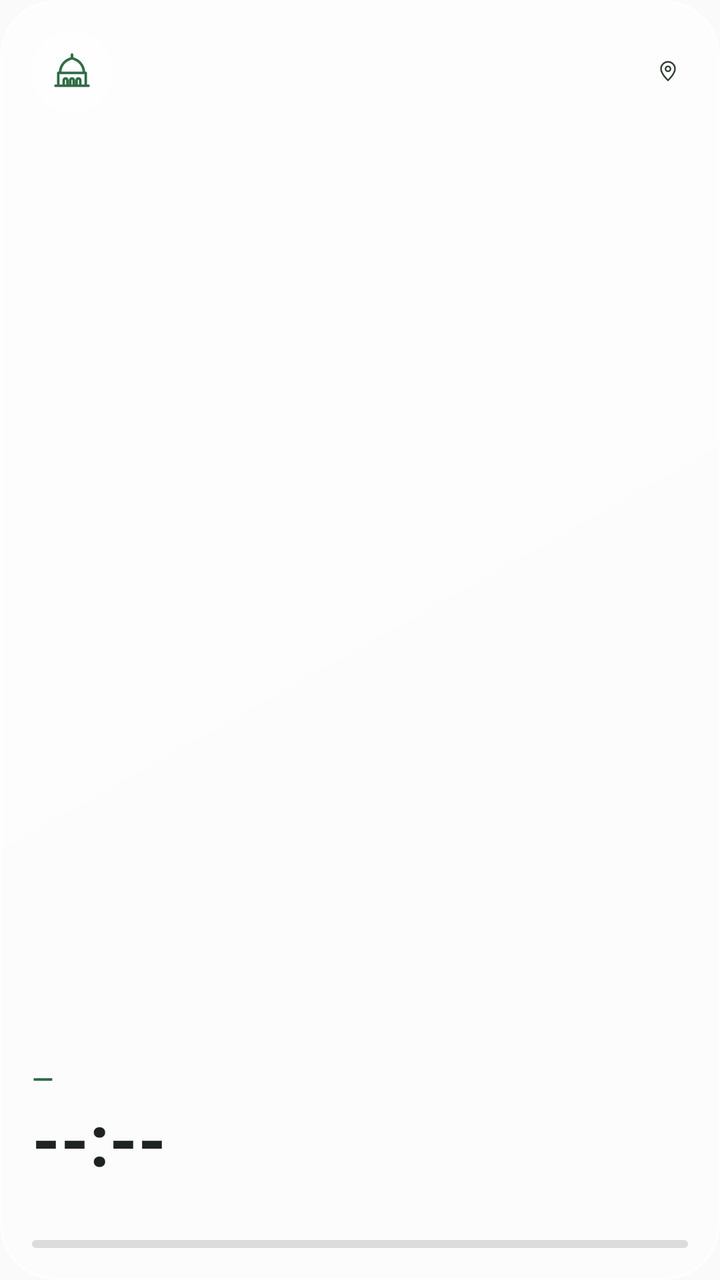
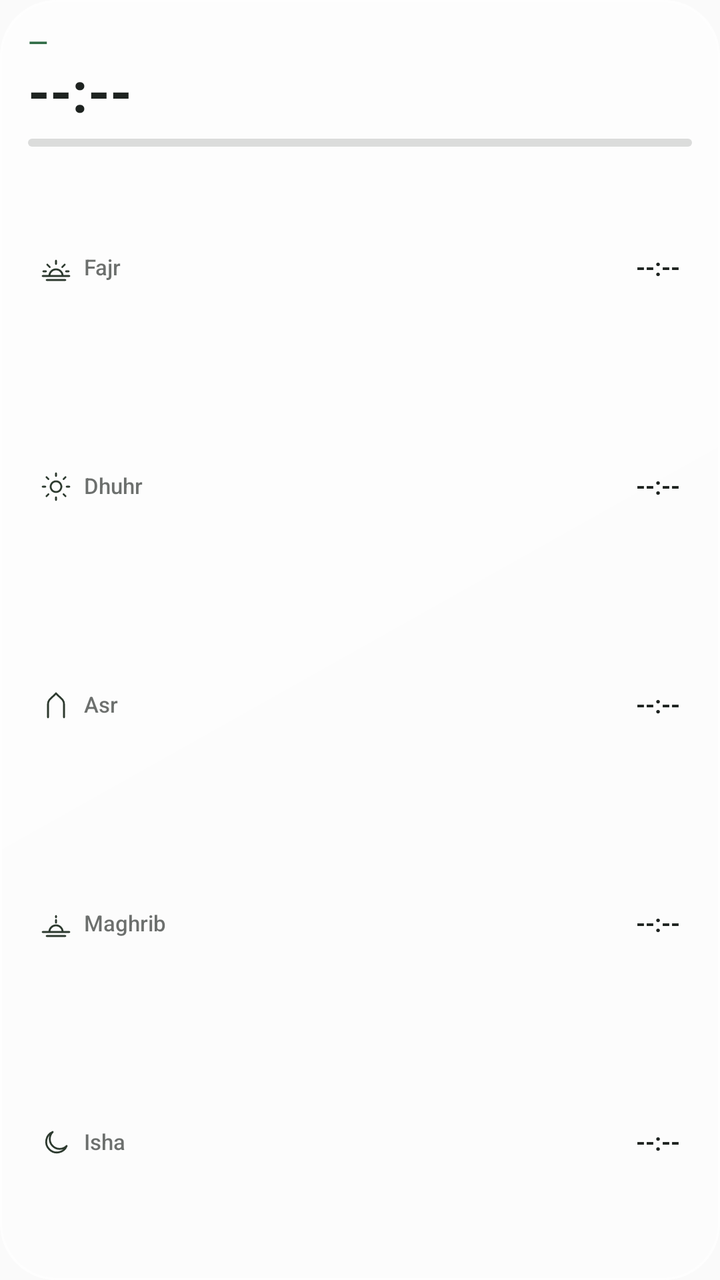

Compare the two renders of this Android layout. The source of the first and the diff that turns it into the second are given below.
<!-- AndroidManifest.xml: application theme AppTheme -->
<!-- res/layout/w_small.xml -->
<?xml version="1.0" encoding="utf-8"?>
<LinearLayout xmlns:android="http://schemas.android.com/apk/res/android" android:id="@+id/root" android:layout_width="match_parent" android:layout_height="match_parent" android:background="@drawable/bg_glass" android:orientation="vertical" android:padding="16dp" >
<LinearLayout android:layout_width="match_parent" android:layout_height="wrap_content" android:orientation="horizontal" android:gravity="center_vertical">
<FrameLayout android:layout_width="40dp" android:layout_height="40dp" android:background="@drawable/badge_glass">
<ImageView android:id="@+id/focus_icon" android:layout_width="22dp" android:layout_height="22dp" android:src="@drawable/ic_mosque" android:tint="@color/w_accent" android:layout_gravity="center" />
</FrameLayout>
<FrameLayout android:layout_width="0dp" android:layout_height="0dp" android:layout_weight="1" />
<LinearLayout android:layout_width="wrap_content" android:layout_height="wrap_content" android:orientation="horizontal" android:gravity="center_vertical">
<ImageView android:layout_width="12dp" android:layout_height="12dp" android:src="@drawable/ic_pin" android:tint="@color/w_muted" />
<TextView android:id="@+id/location" android:layout_width="wrap_content" android:layout_height="wrap_content" android:textSize="11sp" android:textColor="@color/w_muted" android:maxLines="1" android:ellipsize="end" android:includeFontPadding="false" android:shadowColor="@color/w_shadow" android:shadowDy="1" android:shadowRadius="3" android:layout_marginStart="4dp" />
</LinearLayout>
</LinearLayout>
<FrameLayout android:layout_width="0dp" android:layout_height="0dp" android:layout_weight="1" />
<TextView android:id="@+id/focus_name" android:layout_width="wrap_content" android:layout_height="wrap_content" android:textSize="14sp" android:textColor="@color/w_accent" android:maxLines="1" android:ellipsize="end" android:includeFontPadding="false" android:shadowColor="@color/w_shadow" android:shadowDy="1" android:shadowRadius="3" android:fontFamily="sans-serif-medium" android:text="—" />
<TextView android:id="@+id/focus_time" android:layout_width="wrap_content" android:layout_height="wrap_content" android:textSize="36sp" android:textColor="@color/w_text" android:maxLines="1" android:ellipsize="end" android:includeFontPadding="false" android:shadowColor="@color/w_shadow" android:shadowDy="1" android:shadowRadius="3" android:textStyle="bold" android:text="--:--" android:layout_marginTop="2dp" />
<TextView android:id="@+id/focus_in" android:layout_width="wrap_content" android:layout_height="wrap_content" android:textSize="12sp" android:textColor="@color/w_muted" android:maxLines="1" android:ellipsize="end" android:includeFontPadding="false" android:shadowColor="@color/w_shadow" android:shadowDy="1" android:shadowRadius="3" android:layout_marginTop="4dp" />
<ProgressBar android:id="@+id/progress" style="@android:style/Widget.ProgressBar.Horizontal" android:layout_width="match_parent" android:layout_height="4dp" android:layout_marginTop="10dp" android:max="1000" android:progressDrawable="@drawable/progress_glass" />
</LinearLayout>
<!-- resources referenced by this layout -->
<resources>
  <color name="w_accent">#2F6B45</color>
  <color name="w_muted">#A61E2320</color>
  <color name="w_shadow">#00000000</color>
  <color name="w_text">#1E2320</color>
  <!-- drawable badge_glass (drawable) -->
  <shape xmlns:android="http://schemas.android.com/apk/res/android" android:shape="oval">
      <solid android:color="@color/w_active_bg" />
      <stroke android:width="1dp" android:color="@color/w_active_stroke" />
  </shape>
  <!-- drawable ic_mosque (drawable) -->
  <vector xmlns:android="http://schemas.android.com/apk/res/android"
      android:width="24dp" android:height="24dp"
      android:viewportWidth="24" android:viewportHeight="24">
      <path android:pathData="M12,2.5V4.5M12,4.5C8,5.5 5.5,8.5 5.5,12.5H18.5C18.5,8.5 16,5.5 12,4.5ZM3,19.5H21M4.5,19.5V12.5H19.5V19.5M7.5,19.5V16.5A1,1 0 0,1 9.5,16.5V19.5M11,19.5V16.5A1,1 0 0,1 13,16.5V19.5M14.5,19.5V16.5A1,1 0 0,1 16.5,16.5V19.5"
          android:strokeColor="@color/green" android:strokeWidth="1.4"
          android:strokeLineCap="round" android:strokeLineJoin="round"
          android:fillColor="@android:color/transparent" />
  </vector>
  <!-- drawable ic_pin (drawable) -->
  <vector xmlns:android="http://schemas.android.com/apk/res/android"
      android:width="24dp" android:height="24dp" android:viewportWidth="24" android:viewportHeight="24">
      <path android:pathData="M12,21C12,21 5,14.5 5,9.5A7,7 0 0,1 19,9.5C19,14.5 12,21 12,21ZM12,7A2.5,2.5 0 1,0 12.01,7Z"
          android:strokeColor="@color/green" android:strokeWidth="1.6"
          android:strokeLineCap="round" android:strokeLineJoin="round"
          android:fillColor="@android:color/transparent" />
  </vector>
  <style name="AppTheme" parent="@android:style/Theme.Material.Light.NoActionBar">
          <item name="android:windowLightStatusBar">true</item>
          <item name="android:windowLightNavigationBar">true</item>
      </style>
  <color name="w_active_bg">#73FFFFFF</color>
  <color name="w_active_stroke">#CCFFFFFF</color>
  <color name="w_base">#8CFFFFFF</color>
  <color name="w_sheen_start">#73FFFFFF</color>
  <color name="w_sheen_end">#0DFFFFFF</color>
  <color name="w_stroke">#B3FFFFFF</color>
  <color name="green">#4F6F52</color>
  <color name="w_track">#261E2320</color>
  <!-- unchanged entries left out for length: 2 -->
</resources>

<!-- the commit's change to res/layout/w_small.xml (unified diff, before → after) -->
@@ -1,18 +1,36 @@
 <?xml version="1.0" encoding="utf-8"?>
-<LinearLayout xmlns:android="http://schemas.android.com/apk/res/android" android:id="@+id/root" android:layout_width="match_parent" android:layout_height="match_parent" android:background="@drawable/bg_glass" android:orientation="vertical" android:padding="16dp" >
+<LinearLayout xmlns:android="http://schemas.android.com/apk/res/android" android:id="@+id/root" android:layout_width="match_parent" android:layout_height="match_parent" android:background="@drawable/bg_glass" android:orientation="vertical" android:padding="14dp" >
 <LinearLayout android:layout_width="match_parent" android:layout_height="wrap_content" android:orientation="horizontal" android:gravity="center_vertical">
-<FrameLayout android:layout_width="40dp" android:layout_height="40dp" android:background="@drawable/badge_glass">
-<ImageView android:id="@+id/focus_icon" android:layout_width="22dp" android:layout_height="22dp" android:src="@drawable/ic_mosque" android:tint="@color/w_accent" android:layout_gravity="center" />
-</FrameLayout>
-<FrameLayout android:layout_width="0dp" android:layout_height="0dp" android:layout_weight="1" />
-<LinearLayout android:layout_width="wrap_content" android:layout_height="wrap_content" android:orientation="horizontal" android:gravity="center_vertical">
-<ImageView android:layout_width="12dp" android:layout_height="12dp" android:src="@drawable/ic_pin" android:tint="@color/w_muted" />
-<TextView android:id="@+id/location" android:layout_width="wrap_content" android:layout_height="wrap_content" android:textSize="11sp" android:textColor="@color/w_muted" android:maxLines="1" android:ellipsize="end" android:includeFontPadding="false" android:shadowColor="@color/w_shadow" android:shadowDy="1" android:shadowRadius="3" android:layout_marginStart="4dp" />
+<TextView android:id="@+id/focus_name" android:layout_height="wrap_content" android:textSize="13sp" android:textColor="@color/w_accent" android:maxLines="1" android:ellipsize="end" android:includeFontPadding="false" android:shadowColor="@color/w_shadow" android:shadowDy="1" android:shadowRadius="3" android:fontFamily="sans-serif-medium" android:text="—" android:layout_width="0dp" android:layout_weight="1" />
+<TextView android:id="@+id/focus_in" android:layout_width="wrap_content" android:layout_height="wrap_content" android:textSize="11sp" android:textColor="@color/w_muted" android:maxLines="1" android:ellipsize="end" android:includeFontPadding="false" android:shadowColor="@color/w_shadow" android:shadowDy="1" android:shadowRadius="3" />
+</LinearLayout>
+<TextView android:id="@+id/focus_time" android:layout_width="wrap_content" android:layout_height="wrap_content" android:textSize="28sp" android:textColor="@color/w_text" android:maxLines="1" android:ellipsize="end" android:includeFontPadding="false" android:shadowColor="@color/w_shadow" android:shadowDy="1" android:shadowRadius="3" android:textStyle="bold" android:text="--:--" android:layout_marginTop="1dp" />
+<ProgressBar android:id="@+id/progress" style="@android:style/Widget.ProgressBar.Horizontal" android:layout_width="match_parent" android:layout_height="4dp" android:layout_marginTop="6dp" android:max="1000" android:progressDrawable="@drawable/progress_glass" />
+<LinearLayout android:layout_width="match_parent" android:layout_height="0dp" android:orientation="vertical" android:layout_weight="1" android:layout_marginTop="6dp">
+<LinearLayout android:layout_width="match_parent" android:layout_height="0dp" android:orientation="horizontal" android:id="@+id/cell_subuh" android:layout_weight="1" android:gravity="center_vertical" android:paddingHorizontal="6dp" android:background="@drawable/cell_idle">
+<ImageView android:layout_width="16dp" android:layout_height="16dp" android:src="@drawable/ic_subuh" android:tint="@color/w_icon" />
+<TextView android:id="@+id/name_subuh" android:layout_height="wrap_content" android:textSize="11sp" android:textColor="@color/w_muted" android:maxLines="1" android:ellipsize="end" android:includeFontPadding="false" android:shadowColor="@color/w_shadow" android:shadowDy="1" android:shadowRadius="3" android:fontFamily="sans-serif-medium" android:text="@string/subuh" android:layout_marginStart="6dp" android:layout_width="0dp" android:layout_weight="1" />
+<TextView android:id="@+id/time_subuh" android:layout_width="wrap_content" android:layout_height="wrap_content" android:textSize="12sp" android:textColor="@color/w_text" android:maxLines="1" android:ellipsize="end" android:includeFontPadding="false" android:shadowColor="@color/w_shadow" android:shadowDy="1" android:shadowRadius="3" android:textStyle="bold" android:text="--:--" android:layout_marginStart="6dp" />
+</LinearLayout>
+<LinearLayout android:layout_width="match_parent" android:layout_height="0dp" android:orientation="horizontal" android:id="@+id/cell_dzuhur" android:layout_weight="1" android:gravity="center_vertical" android:paddingHorizontal="6dp" android:background="@drawable/cell_idle">
+<ImageView android:layout_width="16dp" android:layout_height="16dp" android:src="@drawable/ic_dzuhur" android:tint="@color/w_icon" />
+<TextView android:id="@+id/name_dzuhur" android:layout_height="wrap_content" android:textSize="11sp" android:textColor="@color/w_muted" android:maxLines="1" android:ellipsize="end" android:includeFontPadding="false" android:shadowColor="@color/w_shadow" android:shadowDy="1" android:shadowRadius="3" android:fontFamily="sans-serif-medium" android:text="@string/dzuhur" android:layout_marginStart="6dp" android:layout_width="0dp" android:layout_weight="1" />
+<TextView android:id="@+id/time_dzuhur" android:layout_width="wrap_content" android:layout_height="wrap_content" android:textSize="12sp" android:textColor="@color/w_text" android:maxLines="1" android:ellipsize="end" android:includeFontPadding="false" android:shadowColor="@color/w_shadow" android:shadowDy="1" android:shadowRadius="3" android:textStyle="bold" android:text="--:--" android:layout_marginStart="6dp" />
+</LinearLayout>
+<LinearLayout android:layout_width="match_parent" android:layout_height="0dp" android:orientation="horizontal" android:id="@+id/cell_ashar" android:layout_weight="1" android:gravity="center_vertical" android:paddingHorizontal="6dp" android:background="@drawable/cell_idle">
+<ImageView android:layout_width="16dp" android:layout_height="16dp" android:src="@drawable/ic_ashar" android:tint="@color/w_icon" />
+<TextView android:id="@+id/name_ashar" android:layout_height="wrap_content" android:textSize="11sp" android:textColor="@color/w_muted" android:maxLines="1" android:ellipsize="end" android:includeFontPadding="false" android:shadowColor="@color/w_shadow" android:shadowDy="1" android:shadowRadius="3" android:fontFamily="sans-serif-medium" android:text="@string/ashar" android:layout_marginStart="6dp" android:layout_width="0dp" android:layout_weight="1" />
+<TextView android:id="@+id/time_ashar" android:layout_width="wrap_content" android:layout_height="wrap_content" android:textSize="12sp" android:textColor="@color/w_text" android:maxLines="1" android:ellipsize="end" android:includeFontPadding="false" android:shadowColor="@color/w_shadow" android:shadowDy="1" android:shadowRadius="3" android:textStyle="bold" android:text="--:--" android:layout_marginStart="6dp" />
+</LinearLayout>
+<LinearLayout android:layout_width="match_parent" android:layout_height="0dp" android:orientation="horizontal" android:id="@+id/cell_maghrib" android:layout_weight="1" android:gravity="center_vertical" android:paddingHorizontal="6dp" android:background="@drawable/cell_idle">
+<ImageView android:layout_width="16dp" android:layout_height="16dp" android:src="@drawable/ic_maghrib" android:tint="@color/w_icon" />
+<TextView android:id="@+id/name_maghrib" android:layout_height="wrap_content" android:textSize="11sp" android:textColor="@color/w_muted" android:maxLines="1" android:ellipsize="end" android:includeFontPadding="false" android:shadowColor="@color/w_shadow" android:shadowDy="1" android:shadowRadius="3" android:fontFamily="sans-serif-medium" android:text="@string/maghrib" android:layout_marginStart="6dp" android:layout_width="0dp" android:layout_weight="1" />
+<TextView android:id="@+id/time_maghrib" android:layout_width="wrap_content" android:layout_height="wrap_content" android:textSize="12sp" android:textColor="@color/w_text" android:maxLines="1" android:ellipsize="end" android:includeFontPadding="false" android:shadowColor="@color/w_shadow" android:shadowDy="1" android:shadowRadius="3" android:textStyle="bold" android:text="--:--" android:layout_marginStart="6dp" />
+</LinearLayout>
+<LinearLayout android:layout_width="match_parent" android:layout_height="0dp" android:orientation="horizontal" android:id="@+id/cell_isya" android:layout_weight="1" android:gravity="center_vertical" android:paddingHorizontal="6dp" android:background="@drawable/cell_idle">
+<ImageView android:layout_width="16dp" android:layout_height="16dp" android:src="@drawable/ic_isya" android:tint="@color/w_icon" />
+<TextView android:id="@+id/name_isya" android:layout_height="wrap_content" android:textSize="11sp" android:textColor="@color/w_muted" android:maxLines="1" android:ellipsize="end" android:includeFontPadding="false" android:shadowColor="@color/w_shadow" android:shadowDy="1" android:shadowRadius="3" android:fontFamily="sans-serif-medium" android:text="@string/isya" android:layout_marginStart="6dp" android:layout_width="0dp" android:layout_weight="1" />
+<TextView android:id="@+id/time_isya" android:layout_width="wrap_content" android:layout_height="wrap_content" android:textSize="12sp" android:textColor="@color/w_text" android:maxLines="1" android:ellipsize="end" android:includeFontPadding="false" android:shadowColor="@color/w_shadow" android:shadowDy="1" android:shadowRadius="3" android:textStyle="bold" android:text="--:--" android:layout_marginStart="6dp" />
 </LinearLayout>
 </LinearLayout>
-<FrameLayout android:layout_width="0dp" android:layout_height="0dp" android:layout_weight="1" />
-<TextView android:id="@+id/focus_name" android:layout_width="wrap_content" android:layout_height="wrap_content" android:textSize="14sp" android:textColor="@color/w_accent" android:maxLines="1" android:ellipsize="end" android:includeFontPadding="false" android:shadowColor="@color/w_shadow" android:shadowDy="1" android:shadowRadius="3" android:fontFamily="sans-serif-medium" android:text="—" />
-<TextView android:id="@+id/focus_time" android:layout_width="wrap_content" android:layout_height="wrap_content" android:textSize="36sp" android:textColor="@color/w_text" android:maxLines="1" android:ellipsize="end" android:includeFontPadding="false" android:shadowColor="@color/w_shadow" android:shadowDy="1" android:shadowRadius="3" android:textStyle="bold" android:text="--:--" android:layout_marginTop="2dp" />
-<TextView android:id="@+id/focus_in" android:layout_width="wrap_content" android:layout_height="wrap_content" android:textSize="12sp" android:textColor="@color/w_muted" android:maxLines="1" android:ellipsize="end" android:includeFontPadding="false" android:shadowColor="@color/w_shadow" android:shadowDy="1" android:shadowRadius="3" android:layout_marginTop="4dp" />
-<ProgressBar android:id="@+id/progress" style="@android:style/Widget.ProgressBar.Horizontal" android:layout_width="match_parent" android:layout_height="4dp" android:layout_marginTop="10dp" android:max="1000" android:progressDrawable="@drawable/progress_glass" />
 </LinearLayout>
<!-- resource entries referenced after the edit -->
@@ -1,37 +1,68 @@
 <!-- resources referenced by this layout -->
 <resources>
   <color name="w_accent">#2F6B45</color>
+  <color name="w_icon">#B31E2320</color>
   <color name="w_muted">#A61E2320</color>
   <color name="w_shadow">#00000000</color>
   <color name="w_text">#1E2320</color>
-  <!-- drawable badge_glass (drawable) -->
-  <shape xmlns:android="http://schemas.android.com/apk/res/android" android:shape="oval">
-      <solid android:color="@color/w_active_bg" />
-      <stroke android:width="1dp" android:color="@color/w_active_stroke" />
+  <!-- drawable cell_idle (drawable) -->
+  <shape xmlns:android="http://schemas.android.com/apk/res/android">
+      <solid android:color="@android:color/transparent" />
   </shape>
-  <!-- drawable ic_mosque (drawable) -->
+  <!-- drawable ic_ashar (drawable) -->
   <vector xmlns:android="http://schemas.android.com/apk/res/android"
       android:width="24dp" android:height="24dp"
       android:viewportWidth="24" android:viewportHeight="24">
-      <path android:pathData="M12,2.5V4.5M12,4.5C8,5.5 5.5,8.5 5.5,12.5H18.5C18.5,8.5 16,5.5 12,4.5ZM3,19.5H21M4.5,19.5V12.5H19.5V19.5M7.5,19.5V16.5A1,1 0 0,1 9.5,16.5V19.5M11,19.5V16.5A1,1 0 0,1 13,16.5V19.5M14.5,19.5V16.5A1,1 0 0,1 16.5,16.5V19.5"
+      <path android:pathData="M6,21V11C6,7.5 9,6.5 12,3C15,6.5 18,7.5 18,11V21"
           android:strokeColor="@color/green" android:strokeWidth="1.4"
           android:strokeLineCap="round" android:strokeLineJoin="round"
           android:fillColor="@android:color/transparent" />
   </vector>
-  <!-- drawable ic_pin (drawable) -->
+  <!-- drawable ic_dzuhur (drawable) -->
   <vector xmlns:android="http://schemas.android.com/apk/res/android"
-      android:width="24dp" android:height="24dp" android:viewportWidth="24" android:viewportHeight="24">
-      <path android:pathData="M12,21C12,21 5,14.5 5,9.5A7,7 0 0,1 19,9.5C19,14.5 12,21 12,21ZM12,7A2.5,2.5 0 1,0 12.01,7Z"
-          android:strokeColor="@color/green" android:strokeWidth="1.6"
+      android:width="24dp" android:height="24dp"
+      android:viewportWidth="24" android:viewportHeight="24">
+      <path android:pathData="M12,8A4,4 0 1,0 12.01,8ZM12,2V4M12,20V22M2,12H4M20,12H22M4.9,4.9L6.3,6.3M17.7,17.7L19.1,19.1M4.9,19.1L6.3,17.7M17.7,6.3L19.1,4.9"
+          android:strokeColor="@color/green" android:strokeWidth="1.4"
           android:strokeLineCap="round" android:strokeLineJoin="round"
           android:fillColor="@android:color/transparent" />
   </vector>
+  <!-- drawable ic_isya (drawable) -->
+  <vector xmlns:android="http://schemas.android.com/apk/res/android"
+      android:width="24dp" android:height="24dp"
+      android:viewportWidth="24" android:viewportHeight="24">
+      <path android:pathData="M20,14.5A8,8 0 1,1 9.5,4A6.5,6.5 0 0,0 20,14.5Z"
+          android:strokeColor="@color/green" android:strokeWidth="1.4"
+          android:strokeLineCap="round" android:strokeLineJoin="round"
+          android:fillColor="@android:color/transparent" />
+  </vector>
+  <!-- drawable ic_maghrib (drawable) -->
+  <vector xmlns:android="http://schemas.android.com/apk/res/android"
+      android:width="24dp" android:height="24dp"
+      android:viewportWidth="24" android:viewportHeight="24">
+      <path android:pathData="M2,18H22M5,21H19M7,18A5,5 0 0,1 17,18M12,9V11M12,6V7"
+          android:strokeColor="@color/green" android:strokeWidth="1.4"
+          android:strokeLineCap="round" android:strokeLineJoin="round"
+          android:fillColor="@android:color/transparent" />
+  </vector>
+  <!-- drawable ic_subuh (drawable) -->
+  <vector xmlns:android="http://schemas.android.com/apk/res/android"
+      android:width="24dp" android:height="24dp"
+      android:viewportWidth="24" android:viewportHeight="24">
+      <path android:pathData="M2,18H22M5,21H19M7,18A5,5 0 0,1 17,18M12,6.5V9M5.5,9.5L7.3,11.3M18.5,9.5L16.7,11.3M2.5,14.5H4.5M19.5,14.5H21.5"
+          android:strokeColor="@color/green" android:strokeWidth="1.4"
+          android:strokeLineCap="round" android:strokeLineJoin="round"
+          android:fillColor="@android:color/transparent" />
+  </vector>
+  <string name="ashar">Asr</string>
+  <string name="dzuhur">Dhuhr</string>
+  <string name="isya">Isha</string>
+  <string name="maghrib">Maghrib</string>
+  <string name="subuh">Fajr</string>
   <style name="AppTheme" parent="@android:style/Theme.Material.Light.NoActionBar">
           <item name="android:windowLightStatusBar">true</item>
           <item name="android:windowLightNavigationBar">true</item>
       </style>
-  <color name="w_active_bg">#73FFFFFF</color>
-  <color name="w_active_stroke">#CCFFFFFF</color>
   <color name="w_base">#8CFFFFFF</color>
   <color name="w_sheen_start">#73FFFFFF</color>
   <color name="w_sheen_end">#0DFFFFFF</color>
